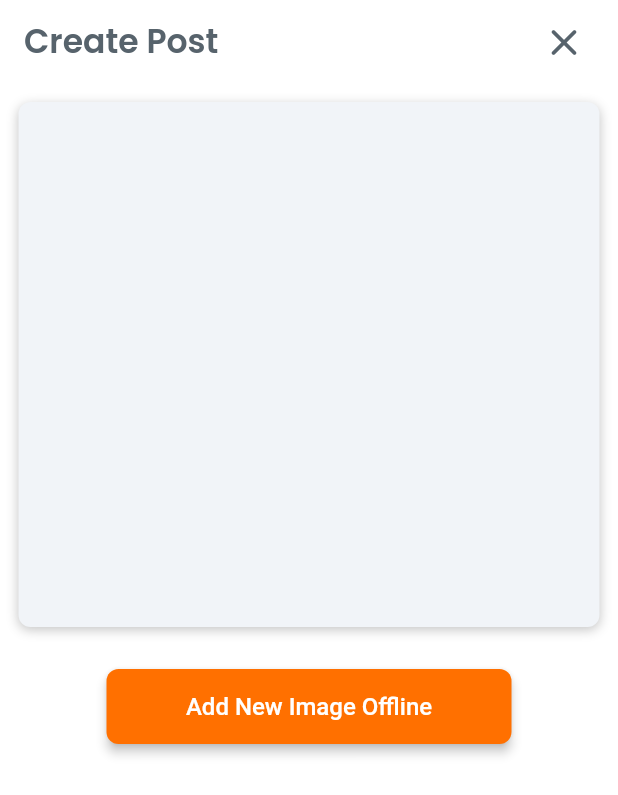
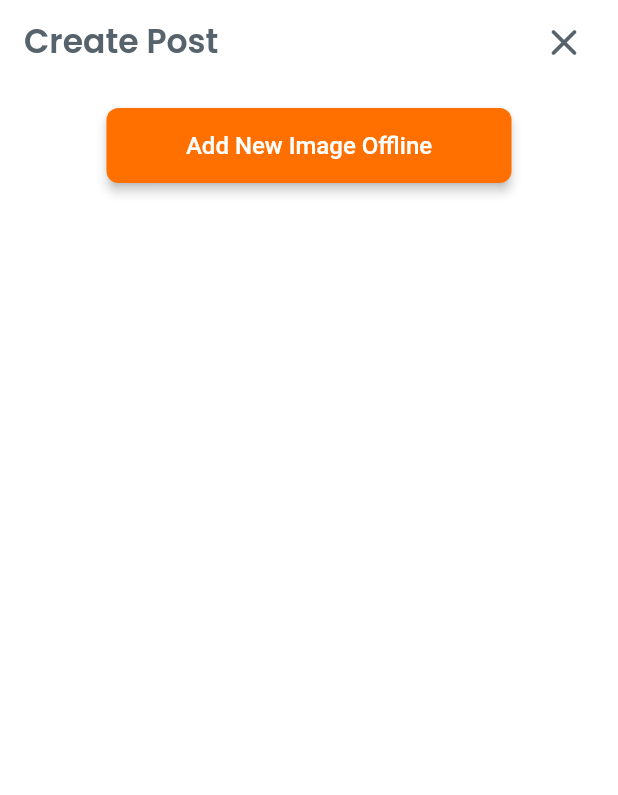
Before and after one commit to Codify-LLC/PropCheckup, a Flutter app: the ImageUploaderWidget screen opened directly, on a phone screen of 412 x 824 dp. Shown: the top 795 px of the screen. Run offline on Flutter 3.47's test engine with Material 2 defaults, Android fonts, the phone set to English and light mode, and no system bars; drawn by our look-alikes of auto_size_text; our stand-ins replace badges, cached_network_image, file_picker, fl_chart, flutter_animate, font_awesome_flutter and 7 more; missing offline and left inert: json_path, mime_type; accounts and stored records are empty; Roboto replaces fonts that are missing (Lexend Deca).

Commit message:
Updating to latest FlutterFlow output.

```diff
--- a/lib/image_uploader/image_uploader_widget.dart
+++ b/lib/image_uploader/image_uploader_widget.dart
@@ -61,44 +61,6 @@ class _ImageUploaderWidgetState extends State<ImageUploaderWidget> {
           mainAxisSize: MainAxisSize.max,
           children: [
             Padding(
-              padding: EdgeInsetsDirectional.fromSTEB(0, 8, 0, 12),
-              child: Container(
-                width: MediaQuery.of(context).size.width * 0.94,
-                decoration: BoxDecoration(),
-                child: Column(
-                  mainAxisSize: MainAxisSize.max,
-                  children: [
-                    Padding(
-                      padding: EdgeInsetsDirectional.fromSTEB(0, 4, 0, 0),
-                      child: Container(
-                        width: MediaQuery.of(context).size.width * 0.96,
-                        height: 350,
-                        decoration: BoxDecoration(
-                          color: FlutterFlowTheme.of(context).primaryBackground,
-                          boxShadow: [
-                            BoxShadow(
-                              blurRadius: 6,
-                              color: Color(0x3A000000),
-                              offset: Offset(0, 2),
-                            )
-                          ],
-                          borderRadius: BorderRadius.circular(8),
-                        ),
-                        child: Visibility(
-                          visible: uploadedFileBytes == null,
-                          child: Icon(
-                            Icons.add_a_photo,
-                            color: Colors.black,
-                            size: 60,
-                          ),
-                        ),
-                      ),
-                    ),
-                  ],
-                ),
-              ),
-            ),
-            Padding(
               padding: EdgeInsetsDirectional.fromSTEB(0, 16, 0, 0),
               child: FFButtonWidget(
                 onPressed: () async {
```
